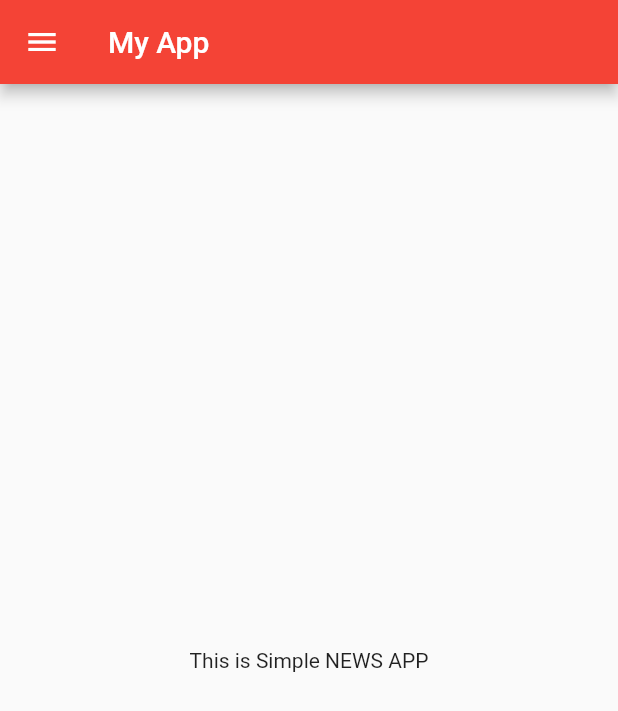
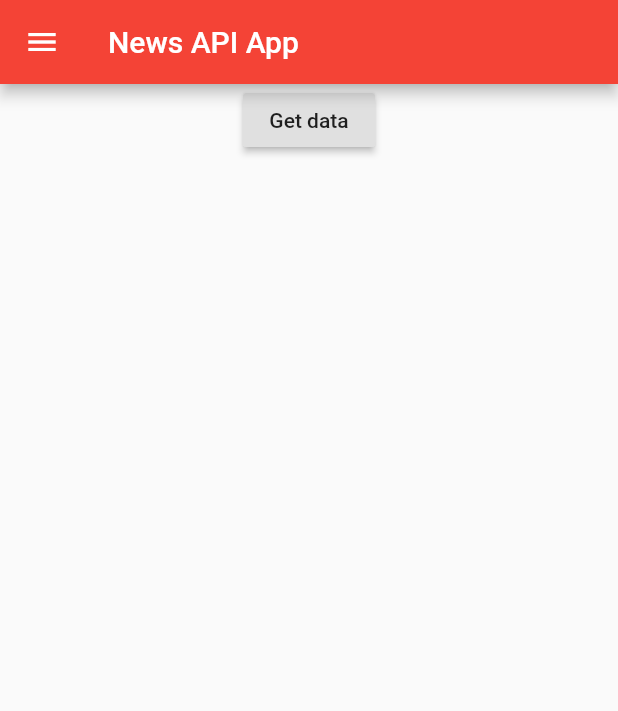
Before and after one commit to nitishk72/Flutter-News-API, a Flutter app: the screen it shows after launch, on a phone screen of 412 x 824 dp. Shown: the top 711 px of the screen. Run offline on Flutter 3.47's test engine with Material 2 defaults, Android fonts, the phone set to English and light mode, and no system bars.

```diff
--- /dev/null
+++ b/lib/HomePage.dart
@@ -0,0 +1,89 @@
+import 'package:flutter/material.dart';
+import 'package:http/http.dart' as http;
+import 'dart:convert';
+
+import 'package:news_app/NewsCard.dart';
+
+final String API_KEY = "YOUR_KEY";
+final String end_point = "https://newsapi.org/v2/";
+String apiURL(){
+  String url = end_point+"top-headlines?sources=the-hindu&apiKey="+API_KEY;
+  return url;
+}
+class HomePage extends StatefulWidget{
+  @override
+  State<HomePage> createState() {
+    return new _HomePageState();
+  }
+}
+class _HomePageState extends State<HomePage> {
+  final List<NewsCard> _news = <NewsCard>[];
+  var resBody;
+  getUserInfo() async {
+    var res = await http
+        .get(
+        Uri.encodeFull(apiURL()),
+        headers: {"Accept": "application/json"}
+    );
+    resBody = json.decode(res.body);
+    if(resBody['status'] == 'ok'){
+      _news.clear();
+      print(resBody['articles']);
+      for(var data in resBody['articles']){
+        print(data);
+        _news.add(new NewsCard(
+          title:data['title'],
+          author: data['author'],
+          description: data['description'],
+          name: data['source']['name'],
+          url: data['url'],
+          urlToImage: data['urlToImage'],
+        ));
+      }
+      setState(() {
+        print("Loaded Data");
+      });
+    }else{
+      print("Something Went Wrong");
+    }
+  }
+  @override
+  Widget build(BuildContext context) {
+    return new Scaffold(
+      appBar: new AppBar(
+        title: new Text("News API App"),
+      ),
+      body: new Center(
+        child: new Column(
+          children: <Widget>[
+            new RaisedButton(
+                onPressed: getUserInfo,
+                child: new Text("Get data")
+            ),
+            new Flexible(
+                child: new ListView.builder(
+                  padding: new EdgeInsets.all(8.0),
+                  reverse: true,
+                  itemBuilder: (_, int index) => _news[index],
+                  itemCount: _news.length,
+                )
+            ),
+          ],
+        )
+      ),
+      drawer: new Drawer(
+        child: new ListView(
+          children: <Widget>[
+            new ListTile(
+              title: new Text("Home"),
+            ),
+            new ListTile(
+              title: new Text("Settings"),
+            ),
+
+          ],
+        ),
+      ),
+    );
+  }
+}
--- a/lib/main.dart
+++ b/lib/main.dart
@@ -1,4 +1,5 @@
 import 'package:flutter/material.dart';
+import 'package:news_app/HomePage.dart';
 
 void main(){
   runApp(new MyApp());
@@ -9,32 +10,7 @@ class MyApp extends StatelessWidget{
   Widget build(BuildContext context) {
     return new MaterialApp(
       title: "News API",
-      home: new Scaffold(
-        appBar: new AppBar(
-          title: new Text("My App"),
-        ),
-        body: new Center(
-            child: new Column(
-              mainAxisAlignment: MainAxisAlignment.center,
-              children: <Widget>[
-                new Text("This is Simple NEWS APP")
-              ],
-            ),
-        ),
-        drawer: new Drawer(
-          child: new ListView(
-            children: <Widget>[
-              new ListTile(
-                title: new Text("Home"),
-              ),
-              new ListTile(
-                title: new Text("Settings"),
-              ),
-
-            ],
-          ),
-        ),
-      ),
+      home: new HomePage(),
       theme: new ThemeData(
         primarySwatch: Colors.red
       ),
```
Also changed, not shown: lib/NewsCard.dart (added, +37 -0 lines).
